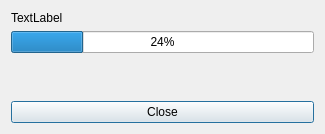
Qt form src/progressdialog.ui (nickenchev/nps-surfer) before a commit.
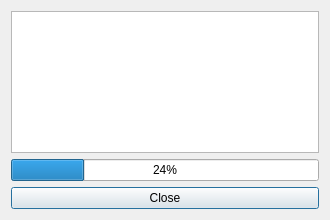
The same form after that commit.

Commit message: Switching progress dialog to table

```diff
--- a/src/progressdialog.ui
+++ b/src/progressdialog.ui
@@ -6,8 +6,8 @@
    <rect>
     <x>0</x>
     <y>0</y>
-    <width>325</width>
-    <height>134</height>
+    <width>330</width>
+    <height>220</height>
    </rect>
   </property>
   <property name="windowTitle">
@@ -15,11 +15,7 @@
   </property>
   <layout class="QVBoxLayout" name="verticalLayout">
    <item>
-    <widget class="QLabel" name="infoLabel">
-     <property name="text">
-      <string>TextLabel</string>
-     </property>
-    </widget>
+    <widget class="QTableWidget" name="tableWidget"/>
    </item>
    <item>
     <widget class="QProgressBar" name="progressBar">
```
Left out of the diff: 2 changed lines with no effect on the pictures. The commit also changes 9 other files.
